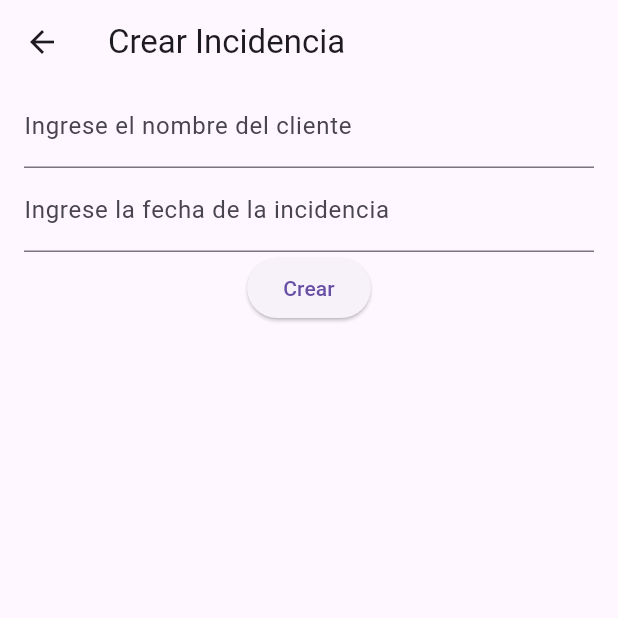
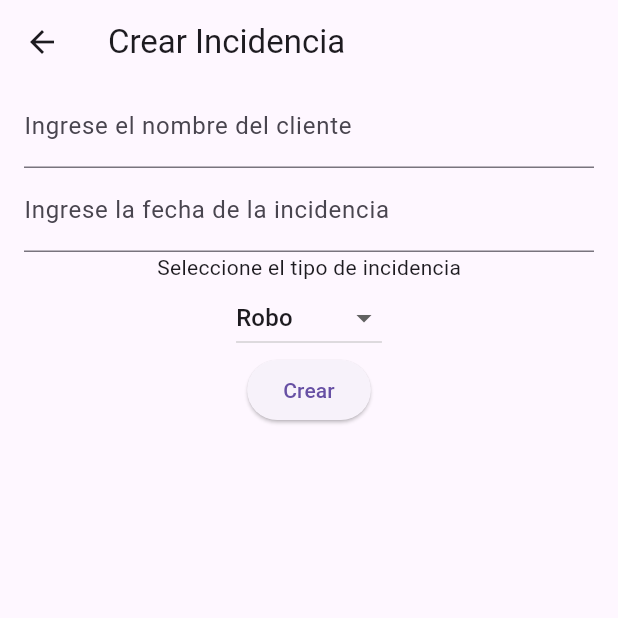
Before and after one commit to Nanitaaaa/segurapp, a Flutter app: the CreatePage screen opened directly, on a phone screen of 412 x 824 dp, the top half of it. Run offline on Flutter 3.47's test engine with Material 3 defaults, Android fonts, the phone set to English and light mode, and no system bars; our stand-ins replace cloud_firestore, firebase_core; accounts and stored records are empty.

Commit message:
Se agrega el tipo de incidencia

```diff
--- a/lib/pages/create_page.dart
+++ b/lib/pages/create_page.dart
@@ -13,6 +13,7 @@ class _CreatePageState extends State<CreatePage> {
 
   TextEditingController clientController = TextEditingController(text: '' );
   TextEditingController fechaController = TextEditingController(text: '' );
+  String tipo = 'robo';
 
   @override
   Widget build(BuildContext context) {
@@ -38,9 +39,33 @@ class _CreatePageState extends State<CreatePage> {
               ),
             ),
 
+            const Text('Seleccione el tipo de incidencia'),
+            DropdownButton<String>(
+              value: tipo,
+              items: const [
+                DropdownMenuItem(
+                value: 'robo',
+                child: Text('Robo'),
+                ),
+                DropdownMenuItem(
+                  value: 'accidente',
+                  child: Text('Accidente'),
+                ),
+                DropdownMenuItem(
+                  value: 'disturbio',
+                  child: Text('Disturbio'),
+                ),
+              ],
+              onChanged: (String? newValue) {
+                setState(() {
+                  tipo = newValue!;
+                });
+              },
+            ),
+
             ElevatedButton(
               onPressed: () {
-                createIncident(clientController.text, fechaController.text).then((_) => {
+                createIncident(clientController.text, fechaController.text, tipo).then((_) => {
                   Navigator.pop(context),
                 });
               },
--- a/lib/pages/home_page.dart
+++ b/lib/pages/home_page.dart
@@ -72,7 +72,7 @@ class _HomeState extends State<Home> {
                   child: ListTile(
                     shape: RoundedRectangleBorder (
                       borderRadius: BorderRadius.circular(10),
-                      side: const BorderSide(color: Colors.black)
+                      side: const BorderSide(color: Colors.black),
                     ),
                     title: Text(snapshot.data?[index]['cliente']),
                     subtitle: Text(snapshot.data?[index]['fecha']??''),
@@ -80,7 +80,8 @@ class _HomeState extends State<Home> {
                       await Navigator.pushNamed(context, '/update', arguments:{
                       snapshot.data?[index]['cliente']??'',
                       snapshot.data?[index]['fecha']??'',
-                      snapshot.data?[index]['id']
+                      snapshot.data?[index]['id'],
+                      snapshot.data?[index]['tipo'],
                       });
                       //Actualizar la lista de incidencias
                       setState(() {});
--- a/lib/pages/update_page.dart
+++ b/lib/pages/update_page.dart
@@ -13,6 +13,7 @@ class _UpdatePageState extends State<UpdatePage> {
 
   TextEditingController clientController = TextEditingController(text: '' );
   TextEditingController fechaController = TextEditingController(text: '' );
+  String tipo = 'robo';
 
   @override
   Widget build(BuildContext context) {
@@ -22,6 +23,7 @@ class _UpdatePageState extends State<UpdatePage> {
     //Dentro de la lista, se obtienen los datos del cliente y la fecha en las posiciones 0 y 1, respectivamente
     final clienteData = argumentsList[0];
     final fechaData = argumentsList[1];
+    tipo = argumentsList[3];
     //Se inicializan los controllers para el TextField, con los datos previos recuperados
     clientController.text = clienteData;
     fechaController.text = fechaData;
@@ -80,6 +82,30 @@ class _UpdatePageState extends State<UpdatePage> {
               ),
             ),
 
+            const Text('Seleccione el tipo de incidencia'),
+            DropdownButton<String>(
+              value: tipo,
+              items: const [
+                DropdownMenuItem(
+                value: 'robo',
+                child: Text('Robo'),
+                ),
+                DropdownMenuItem(
+                  value: 'accidente',
+                  child: Text('Accidente'),
+                ),
+                DropdownMenuItem(
+                  value: 'disturbio',
+                  child: Text('Disturbio'),
+                ),
+              ],
+              onChanged: (String? newValue) {
+                setState(() {
+                  tipo = newValue!;
+                });
+              },
+            ),
+
             ElevatedButton(
               onPressed: () async{
                 //Actualizar la incidencia en la base de datos
--- a/lib/services/firebase.dart
+++ b/lib/services/firebase.dart
@@ -17,6 +17,7 @@ Future<List> getIncidents() async {
       'cliente': docData['cliente'],
       'fecha': docData['fecha'],
       'id': doc.id,
+      'tipo': docData['tipo'],
     };
     incidents.add(incidencia);
   }
@@ -25,10 +26,11 @@ Future<List> getIncidents() async {
 }
 
 //CRUD CREATE
-Future<void> createIncident(String cliente, String fecha) async {
+Future<void> createIncident(String cliente, String fecha, String tipo) async {
   await db.collection('incidencia').add({
     'cliente': cliente,
     'fecha': fecha,
+    'tipo': tipo,
   });
 }
 
```
